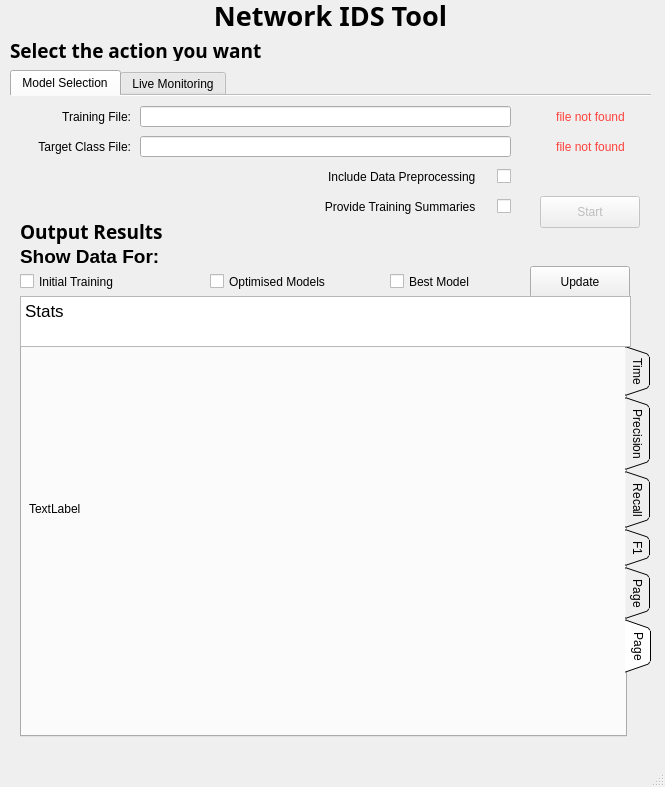
judebcampbell/ICSNetworkIDSBuilder, file updatedWindow.ui: the form before one commit.
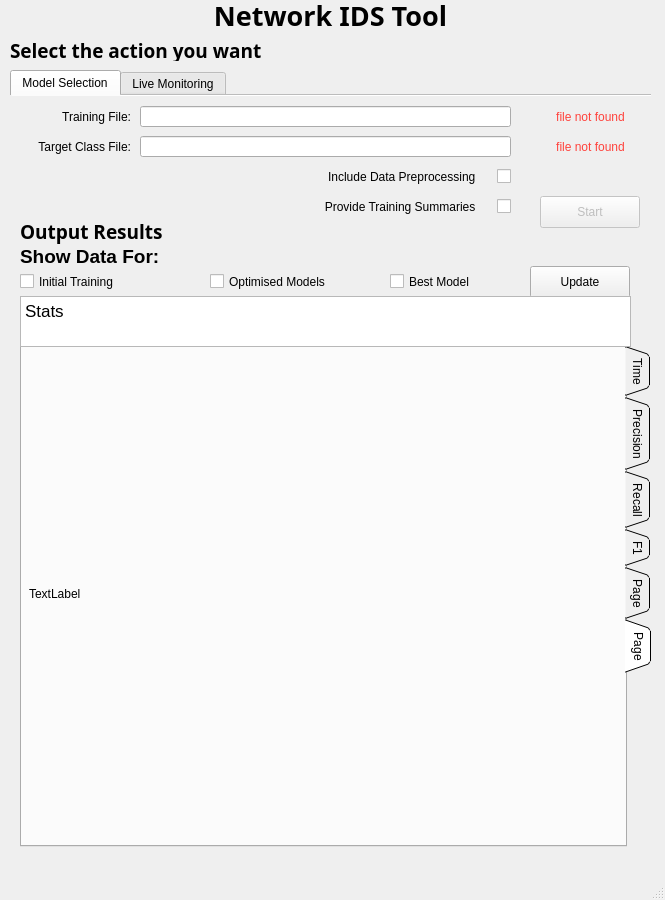
The form after the commit. The open tabs and pages were chosen to show the change.

```diff
--- a/updatedWindow.ui
+++ b/updatedWindow.ui
@@ -7,7 +7,7 @@
     <x>0</x>
     <y>0</y>
     <width>665</width>
-    <height>787</height>
+    <height>900</height>
    </rect>
   </property>
   <property name="windowTitle">
@@ -20,7 +20,7 @@
       <x>10</x>
       <y>70</y>
       <width>641</width>
-      <height>671</height>
+      <height>781</height>
      </rect>
     </property>
     <property name="font">
@@ -288,7 +288,7 @@
         <x>0</x>
         <y>150</y>
         <width>641</width>
-        <height>491</height>
+        <height>611</height>
        </rect>
       </property>
       <widget class="QTabWidget" name="extraTAB2">
@@ -297,7 +297,7 @@
          <x>10</x>
          <y>100</y>
          <width>631</width>
-         <height>391</height>
+         <height>501</height>
         </rect>
        </property>
        <property name="tabPosition">
@@ -434,7 +434,7 @@
            <x>7</x>
            <y>5</y>
            <width>581</width>
-           <height>311</height>
+           <height>481</height>
           </rect>
          </property>
          <property name="text">
```
Left out of the diff: 9 changed lines with no effect on the pictures.
